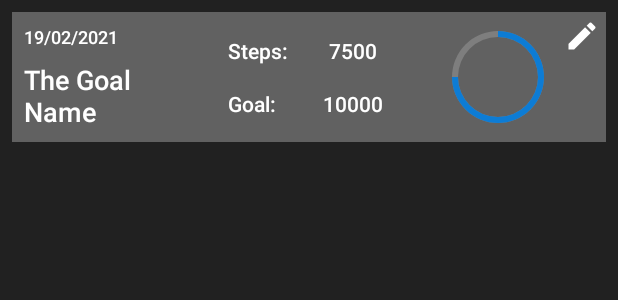
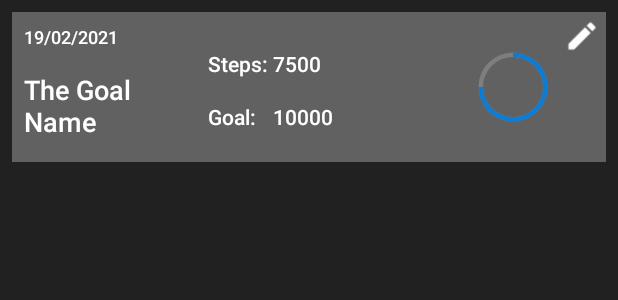
Before and after one commit to EanCo26/CotterIain_KeepFitApp, an Android app: the layout history_element.xml on its own in the app's theme, with its tools: preview values and no code run, on a phone screen of 412 x 824 dp. Shown: the top 300 px of the screen. Run offline under Robolectric (Android 15) with nearby library versions, the phone set to English and light mode, and no system bars.

```diff
--- a/app/build.gradle
+++ b/app/build.gradle
@@ -29,6 +29,7 @@ android {
 
 dependencies {
 
+    implementation 'androidx.legacy:legacy-support-v4:1.0.0'
     def preference_version = "1.1.1"
     implementation "androidx.preference:preference:$preference_version"
 
--- a/app/src/main/res/drawable/progress_circle.xml
+++ b/app/src/main/res/drawable/progress_circle.xml
@@ -2,7 +2,7 @@
 <layer-list xmlns:android="http://schemas.android.com/apk/res/android">
     <item>
         <shape
-    android:shape="ring"
+            android:shape="ring"
             android:thicknessRatio="20"
             android:useLevel="false">
             <solid android:color="@color/light_grey" />
--- a/app/src/main/res/layout/history_element.xml
+++ b/app/src/main/res/layout/history_element.xml
@@ -4,7 +4,7 @@
     xmlns:app="http://schemas.android.com/apk/res-auto"
     android:orientation="horizontal"
     android:layout_width="match_parent"
-    android:layout_height="wrap_content"
+    android:layout_height="100dp"
     android:layout_margin="8dp"
     android:background="@color/grey">
 
@@ -19,65 +19,51 @@
 
     <TextView
         android:id="@+id/name"
-        android:layout_width="120dp"
+        style="@style/Text"
+        android:layout_width="0dp"
         android:layout_margin="8dp"
-        style="@style/Text"
         android:text="The Goal Name"
         android:textAlignment="textStart"
+        app:layout_constraintBottom_toBottomOf="parent"
+        app:layout_constraintEnd_toStartOf="@+id/steps"
         app:layout_constraintStart_toStartOf="parent"
-        app:layout_constraintTop_toBottomOf="@id/date"/>
-
-    <androidx.constraintlayout.widget.ConstraintLayout
-        android:id="@+id/steps_layout"
-        android:layout_width="0dp"
-        android:layout_height="wrap_content"
-        android:layout_margin="16dp"
-        app:layout_constraintBottom_toBottomOf="parent"
-        app:layout_constraintEnd_toStartOf="@+id/completion_bar"
-        app:layout_constraintStart_toEndOf="@+id/name"
-        app:layout_constraintTop_toTopOf="parent">
+        app:layout_constraintTop_toBottomOf="@id/date" />
 
     <TextView
         android:id="@+id/steps"
         style="@style/ElementText"
         android:text="Steps: "
         android:textAlignment="textStart"
+        app:layout_constraintEnd_toStartOf="@+id/completion_bar"
         app:layout_constraintStart_toStartOf="parent"
-            app:layout_constraintTop_toTopOf="parent" />
-
-        <TextView
-            android:id="@+id/steps_num"
-            android:layout_width="0dp"
-            style="@style/ElementText"
-            app:layout_constraintEnd_toEndOf="parent"
-            app:layout_constraintStart_toEndOf="@id/steps"
-            app:layout_constraintTop_toTopOf="parent"
-            tools:text="7500" />
+        app:layout_constraintTop_toBottomOf="@id/date" />
 
     <TextView
         android:id="@+id/goal_steps"
         style="@style/ElementText"
-            android:layout_width="0dp"
         android:layout_marginTop="16dp"
         android:text="Goal: "
         android:textAlignment="textStart"
-            app:layout_constraintEnd_toEndOf="@id/steps"
-            app:layout_constraintStart_toStartOf="parent"
+        app:layout_constraintStart_toStartOf="@+id/steps"
         app:layout_constraintTop_toBottomOf="@id/steps" />
 
     <TextView
+        android:id="@+id/steps_num"
+        style="@style/ElementText"
+        app:layout_constraintStart_toEndOf="@id/steps"
+        app:layout_constraintTop_toTopOf="@id/steps"
+        tools:text="7500" />
+
+    <TextView
         android:id="@+id/goal_steps_num"
-            android:layout_width="0dp"
         style="@style/ElementText"
-            tools:text="10000"
-            app:layout_constraintEnd_toEndOf="parent"
         app:layout_constraintStart_toEndOf="@id/steps"
-            app:layout_constraintTop_toTopOf="@id/goal_steps" />
-    </androidx.constraintlayout.widget.ConstraintLayout>
+        app:layout_constraintTop_toTopOf="@id/goal_steps"
+        tools:text="10000" />
 
     <ProgressBar
         android:id="@+id/completion_bar"
-        android:layout_width="80dp"
+        android:layout_width="60dp"
         android:layout_height="0dp"
         android:layout_margin="4dp"
         style="@style/ProgressBarStyle"
@@ -93,7 +79,7 @@
         android:layout_margin="4dp"
         android:background="?selectableItemBackground"
         android:clickable="true"
-        android:src="@drawable/baseline_create_white_48"
+        android:src="@drawable/baseline_create_white_18dp"
         app:layout_constraintTop_toTopOf="parent"
         app:layout_constraintEnd_toEndOf="parent"/>
 </androidx.constraintlayout.widget.ConstraintLayout>
```
Also changed, not shown: app/src/main/AndroidManifest.xml (+4 -5 lines), app/src/main/java/me/uos/cotteriain_keepfitapp/HistoryActivity.java (+33 -26 lines), app/src/main/java/me/uos/cotteriain_keepfitapp/MainActivity.java (+26 -13 lines), app/src/main/java/me/uos/cotteriain_keepfitapp/SettingsActivity.java (+13 -3 lines), app/src/main/res/layout-land/activity_main.xml (added, +106 -0 lines), app/src/main/res/layout/activity_main.xml (+17 -41 lines), app/src/main/res/layout/goal_element.xml (+7 -9 lines), app/src/main/res/menu/toolbar.xml (+9 -9 lines), app/src/main/res/drawable/baseline_create_white_18dp.png (added), app/src/main/res/drawable/baseline_delete_white_18dp.png (added). Lines whose indentation alone changed are shown as unchanged.
